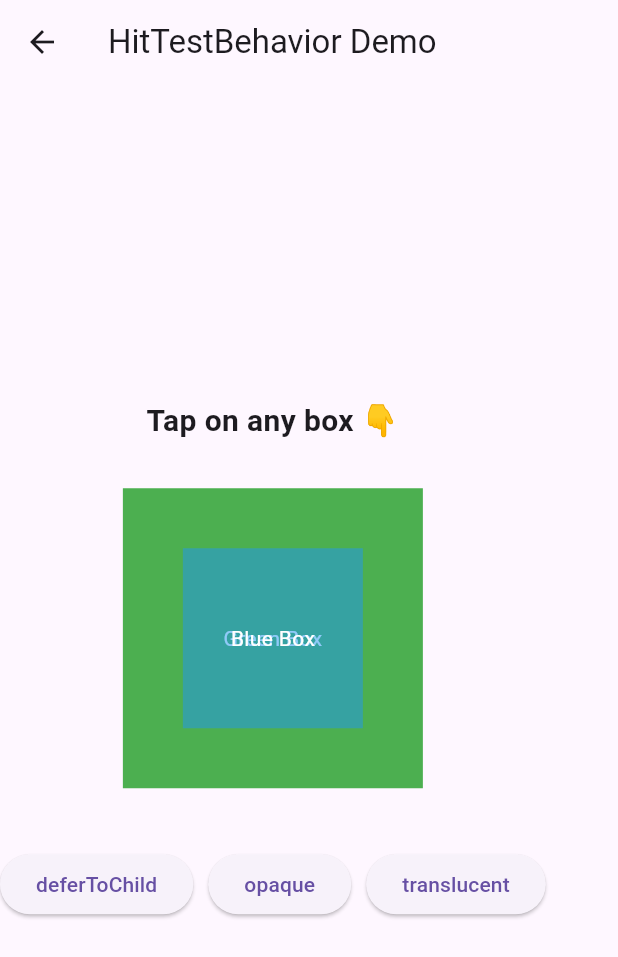
After one commit to LuckyYunicorn/training, a Flutter app: the HitTestBehaviorDemo screen opened directly, on a phone screen of 412 x 824 dp. The commit adds this screen. Shown: the top 957 px of the screen. Run offline on Flutter 3.47's test engine with Material 3 defaults, Android fonts, the phone set to English and light mode, and no system bars.

Commit message:
list grid wrap

```diff
--- /dev/null
+++ b/lib/flutter_widgets/hit_test.dart
@@ -0,0 +1,106 @@
+import 'package:flutter/material.dart';
+
+class HitTestBehaviorDemo extends StatefulWidget {
+  const HitTestBehaviorDemo({super.key});
+
+  @override
+  State<HitTestBehaviorDemo> createState() => _HitTestBehaviorDemoState();
+}
+
+class _HitTestBehaviorDemoState extends State<HitTestBehaviorDemo> {
+  String message = "Tap on any box 👇";
+
+  @override
+  Widget build(BuildContext context) {
+    return Scaffold(
+      appBar: AppBar(title: Text("HitTestBehavior Demo")),
+      body: Column(
+        mainAxisAlignment: MainAxisAlignment.center,
+        children: [
+          Text(
+            message,
+            style: TextStyle(fontSize: 20, fontWeight: FontWeight.bold),
+          ),
+          const SizedBox(height: 30),
+
+          // 🔹 Stack of two overlapping boxes
+          Stack(
+            alignment: Alignment.center,
+            children: [
+              GestureDetector(
+                onTap: () {
+                  setState(() {
+                    message = "🟩 Green Box (Bottom) tapped!";
+                  });
+                },
+                child: Container(
+                  height: 200,
+                  width: 200,
+                  color: Colors.green,
+                  child: const Center(
+                    child: Text(
+                      "Green Box",
+                      style: TextStyle(color: Colors.white),
+                    ),
+                  ),
+                ),
+              ),
+
+              GestureDetector(
+                behavior: HitTestBehavior.deferToChild, // change this to opaque or translucent
+                onTap: () {
+                  setState(() {
+                    message = "🔵 Blue Box (Top) tapped!";
+                  });
+                },
+                child: Container(
+                  height: 120,
+                  width: 120,
+                  color: Colors.blue.withOpacity(0.5),
+                  child: const Center(
+                    child: Text(
+                      "Blue Box",
+                      style: TextStyle(color: Colors.white),
+                    ),
+                  ),
+                ),
+              ),
+            ],
+          ),
+
+          const SizedBox(height: 40),
+          // Buttons to switch behavior dynamically
+          Wrap(
+            spacing: 10,
+            children: [
+              ElevatedButton(
+                onPressed: () {
+                  setState(() {
+                    message = "Behavior = deferToChild\nTap blue or green!";
+                  });
+                },
+                child: const Text("deferToChild"),
+              ),
+              ElevatedButton(
+                onPressed: () {
+                  setState(() {
+                    message = "Behavior = opaque\nTap blue or green!";
+                  });
+                },
+                child: const Text("opaque"),
+              ),
+              ElevatedButton(
+                onPressed: () {
+                  setState(() {
+                    message = "Behavior = translucent\nTap blue or green!";
+                  });
+                },
+                child: const Text("translucent"),
+              ),
+            ],
+          ),
+        ],
+      ),
+    );
+  }
+}
--- a/lib/flutter_widgets/text_field.dart
+++ b/lib/flutter_widgets/text_field.dart
@@ -15,7 +15,7 @@ class CustomTextField extends StatelessWidget {
         //   ), // Only allow certain characters
         //   // LengthLimitingTextInputFormatter(5), // Limit input length
         // ],
-        maxLength: 10,
+        maxLength: 30,
         textCapitalization: TextCapitalization.words,
         textInputAction: TextInputAction.send,
         decoration: InputDecoration(
```
Also changed, not shown: lib/flutter_widgets/form.dart (+5 -6 lines), lib/flutter_widgets/grid_view_builder.dart (added, +82 -0 lines), lib/flutter_widgets/list_view_builder.dart (added, +54 -0 lines), lib/flutter_widgets/text_form_field.dart (+15 -2 lines), lib/flutter_widgets/wrap_widget.dart (added, +85 -0 lines), lib/main.dart (+6 -2 lines).
